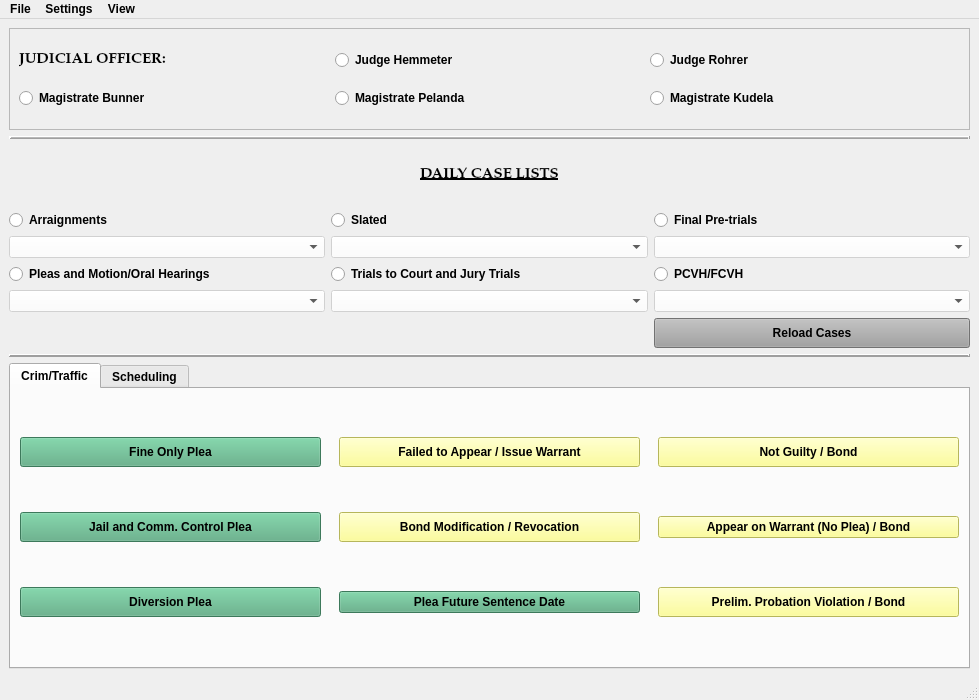
Before: the Qt Designer form package/views/ui/MainWindow.ui in HunterProgram22/MuniEntry, drawn with Qt 5.
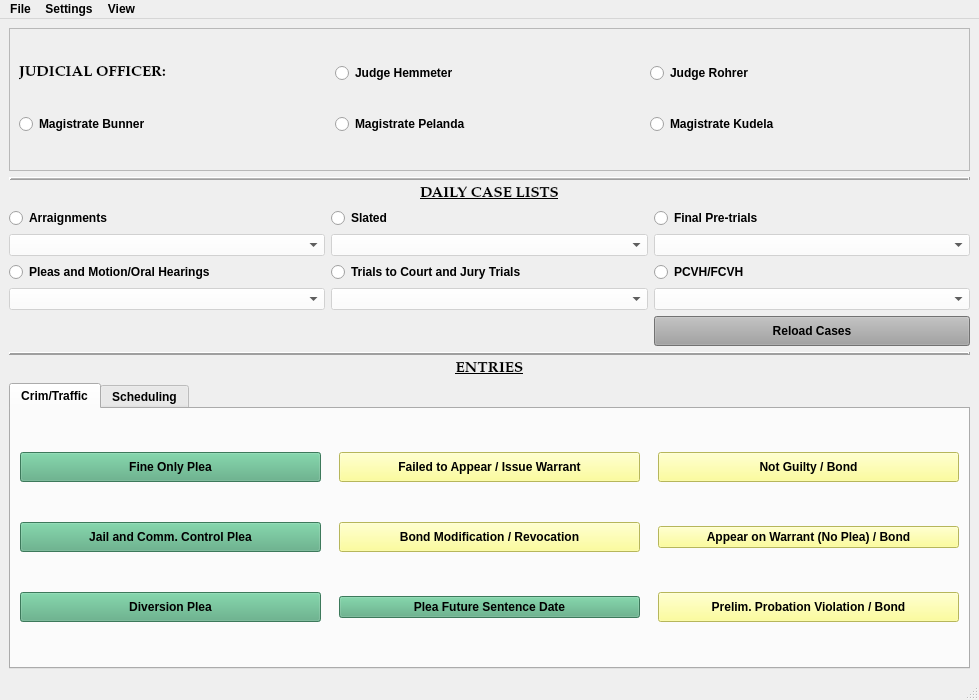
After: the same form once the commit is applied. Custom widgets are drawn as their Qt base class.

Commit message: Refactored main_window for custom widgets.

Diff of the .ui file:
```diff
--- a/package/views/ui/MainWindow.ui
+++ b/package/views/ui/MainWindow.ui
@@ -37,7 +37,7 @@
   <widget class="QWidget" name="centralwidget">
    <layout class="QGridLayout" name="gridLayout_6">
     <item row="0" column="0">
-     <layout class="QGridLayout" name="gridLayout_5" rowstretch="1,1,2,1,3">
+     <layout class="QGridLayout" name="gridLayout_5" rowstretch="1,1,1,1,0,2">
       <item row="2" column="0">
        <layout class="QGridLayout" name="gridLayout_3">
         <item row="5" column="2">
@@ -256,7 +256,23 @@
         </item>
        </layout>
       </item>
-      <item row="4" column="0">
+      <item row="1" column="0">
+       <widget class="Line" name="line">
+        <property name="frameShadow">
+         <enum>QFrame::Raised</enum>
+        </property>
+        <property name="lineWidth">
+         <number>2</number>
+        </property>
+        <property name="midLineWidth">
+         <number>1</number>
+        </property>
+        <property name="orientation">
+         <enum>Qt::Horizontal</enum>
+        </property>
+       </widget>
+      </item>
+      <item row="5" column="0">
        <widget class="QTabWidget" name="tabWidget">
         <property name="currentIndex">
          <number>0</number>
@@ -442,22 +458,6 @@
         </widget>
        </widget>
       </item>
-      <item row="1" column="0">
-       <widget class="Line" name="line">
-        <property name="frameShadow">
-         <enum>QFrame::Raised</enum>
-        </property>
-        <property name="lineWidth">
-         <number>2</number>
-        </property>
-        <property name="midLineWidth">
-         <number>1</number>
-        </property>
-        <property name="orientation">
-         <enum>Qt::Horizontal</enum>
-        </property>
-       </widget>
-      </item>
       <item row="3" column="0">
        <widget class="Line" name="line_2">
         <property name="frameShadow">
@@ -471,6 +471,32 @@
         </property>
        </widget>
       </item>
+      <item row="4" column="0">
+       <widget class="QLabel" name="label">
+        <property name="maximumSize">
+         <size>
+          <width>16777215</width>
+          <height>250</height>
+         </size>
+        </property>
+        <property name="font">
+         <font>
+          <family>Palatino Linotype</family>
+          <pointsize>11</pointsize>
+          <weight>75</weight>
+          <italic>false</italic>
+          <bold>true</bold>
+          <underline>true</underline>
+         </font>
+        </property>
+        <property name="text">
+         <string>ENTRIES</string>
+        </property>
+        <property name="alignment">
+         <set>Qt::AlignCenter</set>
+        </property>
+       </widget>
+      </item>
      </layout>
     </item>
    </layout>
@@ -561,6 +587,13 @@
    </property>
   </action>
  </widget>
+ <customwidgets>
+  <customwidget>
+   <class>ExtendedComboBox</class>
+   <extends>QComboBox</extends>
+   <header>.custom_widgets</header>
+  </customwidget>
+ </customwidgets>
  <tabstops>
   <tabstop>FineOnlyPleaButton</tabstop>
   <tabstop>FailureToAppearButton</tabstop>
```
Left out of the diff: 12 changed lines with no effect on the pictures. The commit also changes 7 other files.
